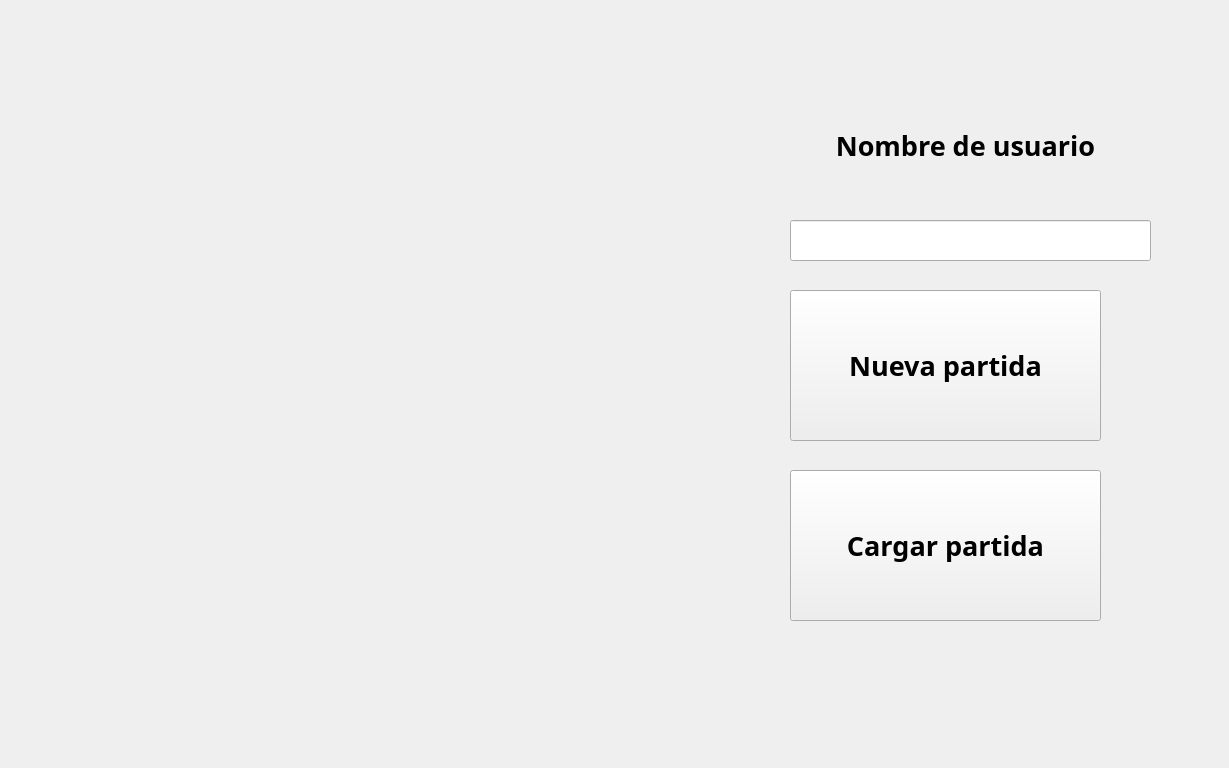
The window that menujugador.ui (serendipity-com/Mario) describes before a commit, drawn with Qt 5.
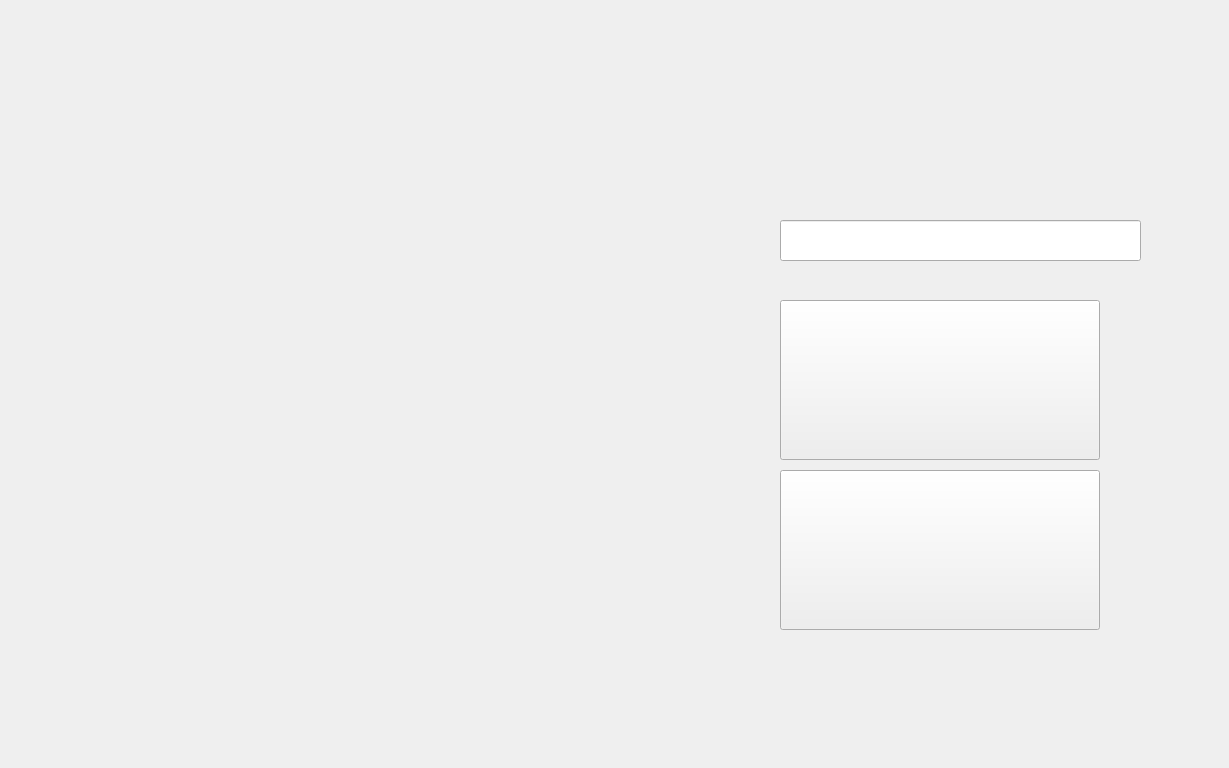
The same window after the commit. Icons and pictures are not drawn.

Diff of the .ui file:
```diff
--- a/menujugador.ui
+++ b/menujugador.ui
@@ -28,10 +28,10 @@
   <widget class="QWidget" name="Acceso" native="true">
    <property name="geometry">
     <rect>
-     <x>10</x>
+     <x>0</x>
      <y>0</y>
-     <width>1229</width>
-     <height>768</height>
+     <width>1280</width>
+     <height>720</height>
     </rect>
    </property>
    <property name="font">
@@ -75,10 +75,10 @@
     </property>
     <property name="geometry">
      <rect>
-      <x>780</x>
-      <y>100</y>
-      <width>351</width>
-      <height>91</height>
+      <x>750</x>
+      <y>110</y>
+      <width>411</width>
+      <height>141</height>
      </rect>
     </property>
     <property name="font">
@@ -99,16 +99,16 @@
      <string notr="true">border-image: url(:/Imagenes/fondoMenu2.jpg);</string>
     </property>
     <property name="text">
-     <string>&lt;html&gt;&lt;head/&gt;&lt;body&gt;&lt;p align=&quot;center&quot;&gt;Nombre de usuario&lt;/p&gt;&lt;/body&gt;&lt;/html&gt;</string>
+     <string>&lt;html&gt;&lt;head/&gt;&lt;body&gt;&lt;p align=&quot;center&quot;&gt;&lt;br/&gt;&lt;/p&gt;&lt;/body&gt;&lt;/html&gt;</string>
     </property>
    </widget>
    <widget class="QPushButton" name="NuevaPartida">
     <property name="geometry">
      <rect>
       <x>780</x>
-      <y>290</y>
-      <width>311</width>
-      <height>151</height>
+      <y>300</y>
+      <width>320</width>
+      <height>160</height>
      </rect>
     </property>
     <property name="font">
@@ -123,7 +123,7 @@
      <string notr="true">border-image: url(:/Imagenes/fondoMenu2.jpg);</string>
     </property>
     <property name="text">
-     <string>Nueva partida</string>
+     <string/>
     </property>
    </widget>
    <widget class="QPushButton" name="CargarPartida">
@@ -131,8 +131,8 @@
      <rect>
       <x>780</x>
       <y>470</y>
-      <width>311</width>
-      <height>151</height>
+      <width>320</width>
+      <height>160</height>
      </rect>
     </property>
     <property name="font">
@@ -144,10 +144,26 @@
      </font>
     </property>
     <property name="styleSheet">
+     <string notr="true">border-image: url(:/Imagenes/cargarPartida.png);</string>
+    </property>
+    <property name="text">
+     <string/>
+    </property>
+   </widget>
+   <widget class="QLabel" name="label">
+    <property name="geometry">
+     <rect>
+      <x>0</x>
+      <y>0</y>
+      <width>1280</width>
+      <height>720</height>
+     </rect>
+    </property>
+    <property name="styleSheet">
      <string notr="true">border-image: url(:/Imagenes/fondoMenu2.jpg);</string>
     </property>
     <property name="text">
-     <string>Cargar partida</string>
+     <string/>
     </property>
    </widget>
   </widget>
```
Left out of the diff: 12 changed lines with no effect on the pictures.
